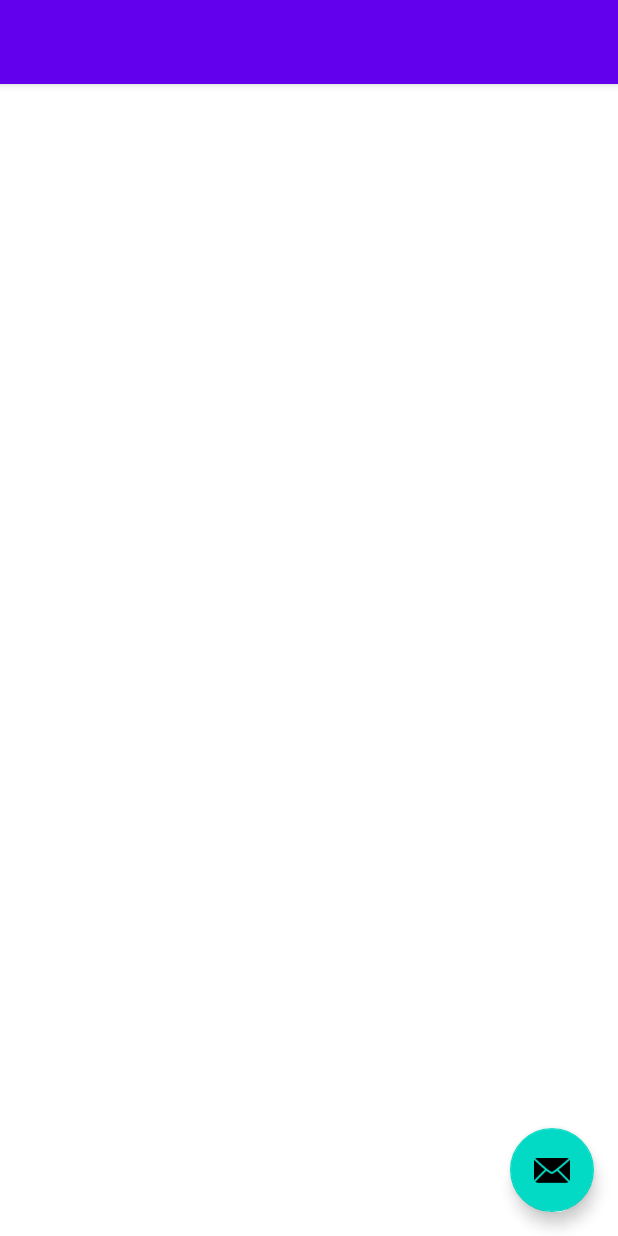
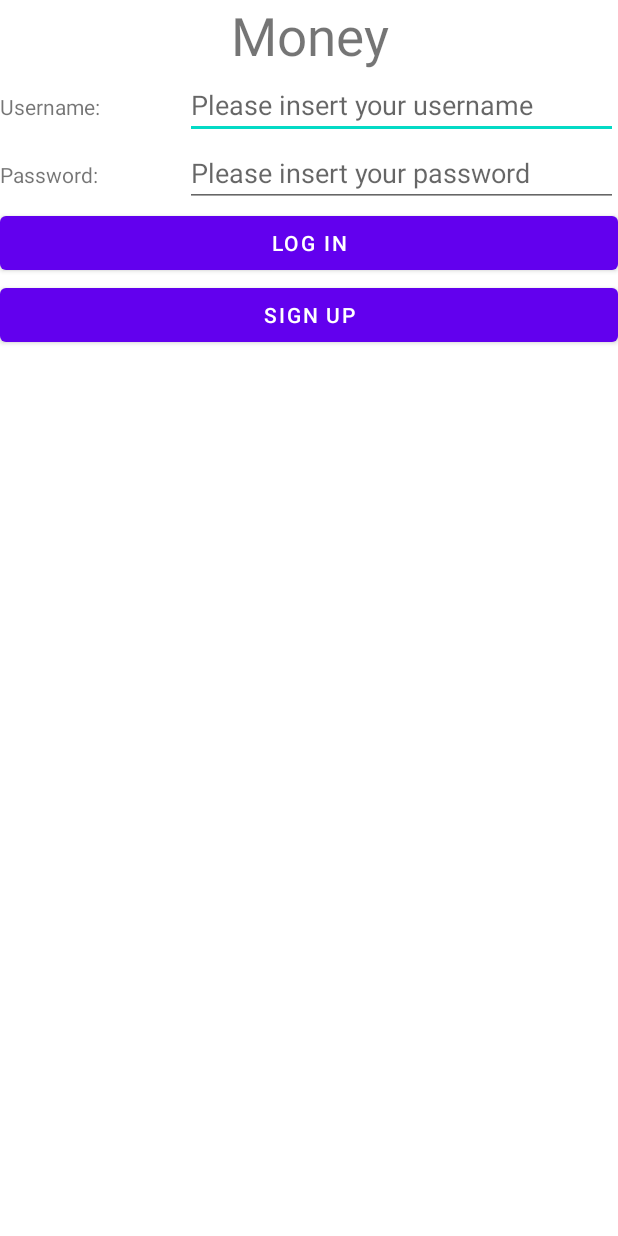
Before and after one commit to bttg/Mobile-Computing, an Android app: the layout activity_main.xml on its own in the app's theme, with its tools: preview values and no code run, on a phone screen of 412 x 824 dp. Run offline under Robolectric (Android 15) with nearby library versions, the light colour scheme and no system bars.

Commit message:
Sign up and Sign in

```diff
--- a/Workspace/app/src/main/AndroidManifest.xml
+++ b/Workspace/app/src/main/AndroidManifest.xml
@@ -14,9 +14,11 @@
         android:theme="@style/Theme.MyApplication">
         <activity
             android:name=".Welcome"
+            android:label="Money"
             android:exported="true" />
         <activity
             android:name=".SignUp"
+            android:label="Money"
             android:exported="true" />
         <activity
             android:name=".MainActivity"
--- a/Workspace/app/src/main/java/com/example/myapplication/MainActivity.java
+++ b/Workspace/app/src/main/java/com/example/myapplication/MainActivity.java
@@ -79,16 +79,21 @@ public class MainActivity extends AppCompatActivity {
                     Response response = client.newCall(request).execute();
                     String responseData = response.body().string();
 //                    Log.d("printout",responseData);
-                    if(parseJson(responseData)){
+                    if(parseJson(responseData)==200){
                         Looper.prepare();
                         Intent intent = new Intent(MainActivity.this, Welcome.class);
+                        intent.putExtra("username", username);
                         startActivity(intent);
                         Looper.loop();
                     }
-                    else {
+                    else if (parseJson(responseData)==202){
                         Looper.prepare();
-                        Toast.makeText(MainActivity.this, "Failed", Toast.LENGTH_LONG).show();
-                        finish();
+                        Toast.makeText(MainActivity.this, "Failed: Can't find the user.", Toast.LENGTH_LONG).show();
+                        Looper.loop();
+                    }
+                    else if (parseJson(responseData) == 203){
+                        Looper.prepare();
+                        Toast.makeText(MainActivity.this, "Failed: Wrong password.", Toast.LENGTH_LONG).show();
                         Looper.loop();
                     }
                 } catch (Exception e){
@@ -98,14 +103,10 @@ public class MainActivity extends AppCompatActivity {
         }).start();
     }
 
-    private boolean parseJson(String json) {
+    private int parseJson(String json) {
         Gson gson = new Gson();
         Status result = gson.fromJson(json, Status.class);
-        if (result.getStatus()==0){
-            return true;
-        }
-        else
-            return false;
+        return result.getStatus();
     }
 
     private String parseRequestBody(SignRequest request) {
--- a/Workspace/app/src/main/java/com/example/myapplication/SignUp.java
+++ b/Workspace/app/src/main/java/com/example/myapplication/SignUp.java
@@ -107,7 +107,7 @@ public class SignUp extends AppCompatActivity {
     private boolean parseJson(String json) {
         Gson gson = new Gson();
         Status result = gson.fromJson(json, Status.class);
-        if (result.getStatus()==0){
+        if (result.getStatus()==200){
             return true;
         }
         else
--- a/Workspace/app/src/main/java/com/example/myapplication/Welcome.java
+++ b/Workspace/app/src/main/java/com/example/myapplication/Welcome.java
@@ -2,7 +2,9 @@ package com.example.myapplication;
 
 import androidx.appcompat.app.AppCompatActivity;
 
+import android.content.Intent;
 import android.os.Bundle;
+import android.widget.TextView;
 
 public class Welcome extends AppCompatActivity {
 
@@ -10,5 +12,9 @@ public class Welcome extends AppCompatActivity {
     protected void onCreate(Bundle savedInstanceState) {
         super.onCreate(savedInstanceState);
         setContentView(R.layout.activity_welcome);
+        Intent intent = getIntent();
+        String username = intent.getStringExtra("username");
+        TextView welcome_msg = (TextView) findViewById(R.id.welcome_msg);
+        welcome_msg.setText(username);
     }
 }
--- a/Workspace/app/src/main/res/layout/activity_main.xml
+++ b/Workspace/app/src/main/res/layout/activity_main.xml
@@ -1,34 +1,85 @@
 <?xml version="1.0" encoding="utf-8"?>
-<androidx.coordinatorlayout.widget.CoordinatorLayout xmlns:android="http://schemas.android.com/apk/res/android"
-    xmlns:app="http://schemas.android.com/apk/res-auto"
-    xmlns:tools="http://schemas.android.com/tools"
+<LinearLayout xmlns:android="http://schemas.android.com/apk/res/android"
+    android:orientation="vertical"
     android:layout_width="match_parent"
-    android:layout_height="match_parent"
-    tools:context=".MainActivity">
+    android:layout_height="match_parent" >
 
-    <com.google.android.material.appbar.AppBarLayout
+    <TextView
         android:layout_width="match_parent"
         android:layout_height="wrap_content"
-        android:theme="@style/Theme.MyApplication.AppBarOverlay">
+        android:id="@+id/text_title"
+        android:text="Money"
+        android:textSize="35sp"
+        android:gravity="center"
+        >
+    </TextView>
+    <LinearLayout xmlns:android="http://schemas.android.com/apk/res/android"
+        android:layout_width="match_parent"
+        android:layout_height="wrap_content"
+        android:orientation="horizontal"
+        >
+        <TextView
+            android:id="@+id/username_text"
+            android:layout_width="0dp"
+            android:layout_height="wrap_content"
+            android:layout_weight="3"
+            android:text="Username:" >
+        </TextView>
 
-        <androidx.appcompat.widget.Toolbar
-            android:id="@+id/toolbar"
+        <EditText
+            android:id="@+id/username_input"
+            android:layout_width="0dp"
+            android:layout_height="wrap_content"
+            android:layout_weight="7"
+            android:singleLine="true"
+            android:hint="Please insert your username" >
+        </EditText>
+
+    </LinearLayout>
+
+    <LinearLayout xmlns:android="http://schemas.android.com/apk/res/android"
+        android:layout_width="match_parent"
+        android:layout_height="wrap_content"
+        android:orientation="horizontal"
+        >
+        <TextView
+            android:id="@+id/password_text"
+            android:layout_width="0dp"
+            android:layout_height="wrap_content"
+            android:layout_weight="3"
+            android:text="Password:" >
+        </TextView>
+
+        <EditText
+            android:id="@+id/password_input"
+            android:layout_width="0dp"
+            android:layout_height="wrap_content"
+            android:layout_weight="7"
+            android:singleLine="true"
+            android:inputType="textPassword"
+            android:hint="Please insert your password" >
+        </EditText>
+    </LinearLayout>
+
+        <LinearLayout xmlns:android="http://schemas.android.com/apk/res/android"
             android:layout_width="match_parent"
-            android:layout_height="?attr/actionBarSize"
-            android:background="?attr/colorPrimary"
-            app:popupTheme="@style/Theme.MyApplication.PopupOverlay" />
+            android:layout_height="wrap_content"
+            android:orientation="vertical"
+            >
+            <Button
+                android:id="@+id/login"
+                android:layout_width="match_parent"
+                android:layout_height="wrap_content"
+                android:text="Log in" >
+            </Button>
 
-    </com.google.android.material.appbar.AppBarLayout>
+            <Button
+                android:id="@+id/signup"
+                android:layout_width="match_parent"
+                android:layout_height="wrap_content"
+                android:text="Sign Up" >
+            </Button>
 
-    <include layout="@layout/content_main" />
+        </LinearLayout>
 
-    <com.google.android.material.floatingactionbutton.FloatingActionButton
-        android:id="@+id/fab"
-        android:layout_width="wrap_content"
-        android:layout_height="wrap_content"
-        android:layout_gravity="bottom|end"
-        android:layout_marginEnd="@dimen/fab_margin"
-        android:layout_marginBottom="16dp"
-        app:srcCompat="@android:drawable/ic_dialog_email" />
-
-</androidx.coordinatorlayout.widget.CoordinatorLayout>
+    </LinearLayout>
--- a/Workspace/app/src/main/res/layout/activity_welcome.xml
+++ b/Workspace/app/src/main/res/layout/activity_welcome.xml
@@ -7,6 +7,7 @@
     >
 
     <TextView
+        android:id="@+id/welcome_msg"
         android:layout_width="match_parent"
         android:layout_height="wrap_content"
         android:text="Welcome Username" >
```
